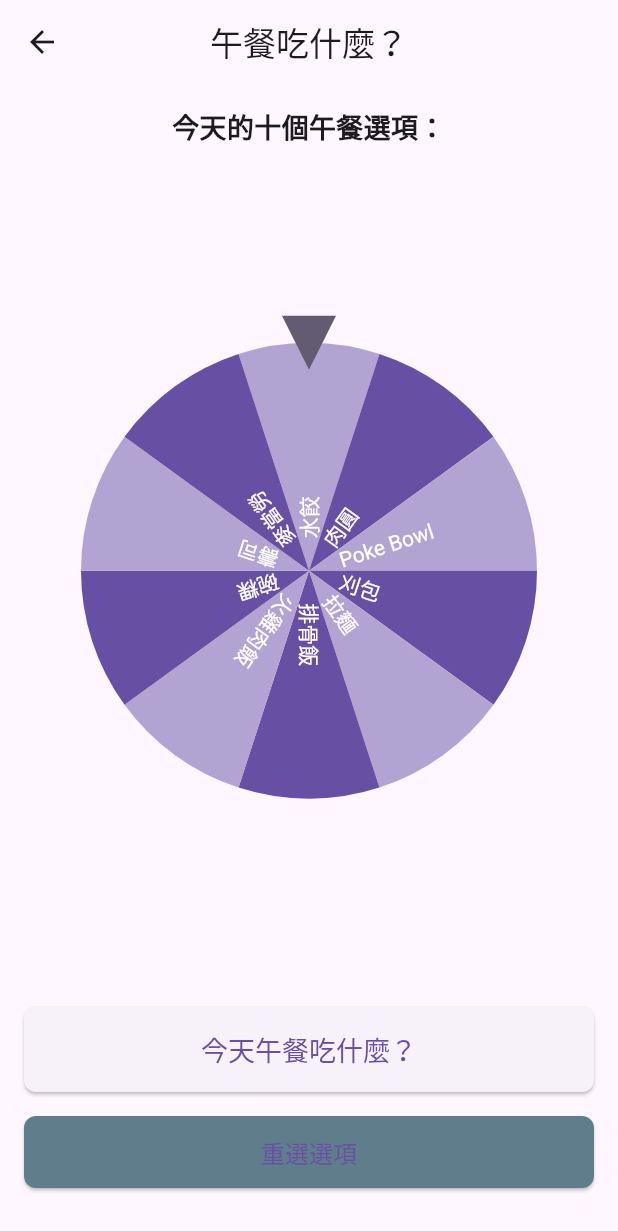
After one commit to d-chien/salary-calculator, a Flutter app: the screen it shows after launch, after a tap on "午餐吃什麼？", on a phone screen of 412 x 824 dp. The commit adds this screen. Shown: the top 1231 px of the screen. Run offline on Flutter 3.47's test engine with Material 3 defaults, Android fonts, the phone set to English and light mode, and no system bars; drawn by our look-alikes of flutter_fortune_wheel; our stand-ins replace community_charts_flutter.

Commit message:
add feature: lunch suggestion

```diff
--- a/salary_calculator/lib/home_page.dart
+++ b/salary_calculator/lib/home_page.dart
@@ -5,6 +5,7 @@ import 'package:flutter/material.dart';
 import 'single_mode_page.dart';
 import 'meeting_mode_page.dart';
 import 'articles_page.dart';
+import 'lunch_suggest_page.dart';
 
 
 class HomePage extends StatelessWidget {
@@ -109,6 +110,27 @@ class HomePage extends StatelessWidget {
                    ),
                   child: const Text('文章專區'), // 按鈕文字
                 ),
+                const SizedBox(height: 16), // 間距
+
+                // <-- 新增：午餐建議按鈕 -->
+                 ElevatedButton(
+                   onPressed: () {
+                    Navigator.push(
+                      context,
+                      MaterialPageRoute(builder: (context) => const LunchSuggestPage()), // 導航到午餐建議頁面
+                    );
+                  },
+                   style: ElevatedButton.styleFrom( // 按鈕樣式 (不同顏色)
+                     padding: const EdgeInsets.symmetric(vertical: 15.0),
+                     textStyle: const TextStyle(fontSize: 18),
+                     shape: RoundedRectangleBorder(
+                       borderRadius: BorderRadius.circular(8.0),
+                     ),
+                      backgroundColor: Colors.orange, // 橘色按鈕
+                   ),
+                  child: const Text('午餐吃什麼？'), // 按鈕文字
+                ),
+                // <-- 新增按鈕結束 -->
               ],
            ),
         ),
--- /dev/null
+++ b/salary_calculator/lib/lunch_suggest_page.dart
@@ -0,0 +1,218 @@
+// lib/lunch_suggest_page.dart
+
+import 'package:flutter/material.dart';
+import 'dart:math'; // 用於 Random
+import 'package:flutter_fortune_wheel/flutter_fortune_wheel.dart'; // <-- 導入輪盤套件
+import 'dart:async'; // <-- 導入這個，因為需要使用 StreamController
+
+
+class LunchSuggestPage extends StatefulWidget {
+  const LunchSuggestPage({super.key});
+
+  @override
+  State<LunchSuggestPage> createState() => _LunchSuggestPageState();
+}
+
+class _LunchSuggestPageState extends State<LunchSuggestPage> {
+  // --- 狀態與變數 ---
+
+  // 完整的午餐選項列表
+  final List<String> _allLunchOptions = const [
+    '牛肉麵', '滷肉飯', '排骨飯', '雞腿飯', '水餃', '鍋貼', '拉麵', '咖哩飯', '義大利麵',
+    '自助餐', '便當', '炒飯', '炒麵', '陽春麵', '餛飩麵', '榨菜肉絲麵', '鴨肉飯', '火雞肉飯',
+    '魚丸湯', '貢丸湯', '酸辣湯餃', '麻醬麵', '涼麵', '壽司', '生魚片', '章魚燒', '鹽酥雞',
+    '臭豆腐', '蚵仔煎', '大腸麵線', '肉圓', '碗粿', '潤餅', '刈包', '胡椒餅', '蔥抓餅',
+    '鹹酥雞便當', '滷味', '東山鴨頭', '雞排', '珍奶',
+    'subway', '麥當勞', '肯德基', 'Poke Bowl', '漢堡', '墨西哥捲餅',
+  ];
+
+  // 目前顯示在輪盤上的 10 個隨機選項
+  List<String> _currentOptions = [];
+
+  // 輪盤最終選擇出來的選項
+  String? _chosenOption;
+
+  // 隨機數生成器
+  final Random _random = Random();
+
+  // 用於控制輪盤選擇的 StreamController
+  // 當有新的 int 值被 add 到這個 Controller 時，Stream 監聽者 (FortuneWheel) 會收到通知
+  // 需要使用 StreamController 而不是 ValueNotifier 來作為 FortuneWheel 的 selected Stream 來源
+  late StreamController<int> _selectedOptionIndexController; // <-- 宣告 StreamController
+
+  // --- 初始化與清理 ---
+  @override
+  void initState() {
+    super.initState();
+    // 初始化 StreamController
+    _selectedOptionIndexController = StreamController<int>(); // <-- 在 initState 中初始化
+
+    // 生成最初的 10 個隨機選項
+    _generateRandomOptions();
+  }
+
+  @override
+  void dispose() {
+    // 關閉並清理 StreamController，避免記憶體洩漏
+    _selectedOptionIndexController.close(); // <-- 在 dispose 中關閉 StreamController
+    super.dispose();
+  }
+
+  // --- 邏輯函數 ---
+
+  // 從完整的午餐選項列表中隨機選取 10 個不重複的選項
+  void _generateRandomOptions() {
+    if (_allLunchOptions.length < 10) {
+      _currentOptions = List.from(_allLunchOptions);
+      if (mounted) {
+         setState(() {
+           _chosenOption = null;
+         });
+      }
+      return;
+    }
+
+    Set<String> selectedSet = {};
+    while (selectedSet.length < 10) {
+      final randomIndex = _random.nextInt(_allLunchOptions.length);
+      selectedSet.add(_allLunchOptions[randomIndex]);
+    }
+
+    if (mounted) {
+       setState(() {
+         _currentOptions = selectedSet.toList();
+         _chosenOption = null; // 重置選擇的選項
+         // 不需要在這裡設定 Controller 的值，只有點擊啟動時才需要發出值
+       });
+    }
+  }
+
+  // 啟動輪盤動畫，並從當前的 10 個選項中隨機選擇一個
+  void _spinWheel() async {
+    if (_currentOptions.isEmpty) {
+      return;
+    }
+
+    // 從目前的 10 個選項中，隨機選取一個目標索引 (0 到 9)
+    final int targetIndex = _random.nextInt(_currentOptions.length);
+
+    // 將目標索引 add 到 StreamController 中，這會觸發 FortuneWheel 接收到新值並開始動畫
+    _selectedOptionIndexController.add(targetIndex); // <-- 使用 add() 方法發出值
+
+    // 等待一段時間，模擬輪盤動畫完成
+    // FortuneWheel 的動畫時間通常不是固定的，它取決於需要轉動多少圈到達目標索引。
+    // 一個簡單的方式是等待一個固定的延遲，讓使用者感覺動畫已結束再顯示結果。
+    // 更精確的方式是使用 FortuneWheel 的 onAnimationEnd 回調（如果它提供最終索引）。
+    // 暫時使用延遲 3 秒
+    await Future.delayed(const Duration(seconds: 2));
+
+    // 延遲結束後，更新選擇的選項
+    if (mounted) {
+       setState(() {
+         // 假設輪盤成功停止在 targetIndex 上
+         _chosenOption = _currentOptions[targetIndex];
+       });
+    }
+  }
+
+  // 重置頁面
+  void _reset() {
+    _generateRandomOptions(); // 重新生成新的 10 個選項 (這也會將 _chosenOption 設為 null)
+    // 不需要在這裡重置 StreamController，下一次 add 值時它會正常工作
+  }
+
+  // --- 構建 UI ---
+  @override
+  Widget build(BuildContext context) {
+    return Scaffold(
+      appBar: AppBar(
+        title: const Text('午餐吃什麼？'),
+        centerTitle: true,
+      ),
+      body: Padding(
+        padding: const EdgeInsets.all(16.0),
+        child: Center(
+          child: Column(
+            mainAxisAlignment: MainAxisAlignment.center,
+            crossAxisAlignment: CrossAxisAlignment.stretch,
+            children: <Widget>[
+              const Text(
+                '今天的十個午餐選項：',
+                textAlign: TextAlign.center,
+                style: TextStyle(fontSize: 18, fontWeight: FontWeight.bold),
+              ),
+              const SizedBox(height: 16),
+
+              // --- 輪盤 Widget ---
+              Expanded(
+                flex: 3,
+                child: FortuneWheel(
+                   // 將 StreamController 的 stream 傳給 selected 屬性
+                   selected: _selectedOptionIndexController.stream, // <-- 現在是正確的 Stream
+
+                   items: _currentOptions.map((option) => FortuneItem(
+                     child: Text(option),
+                     // 可選：設定選項樣式
+                   )).toList(),
+                   animateFirst: false,
+
+                   // 其他輪盤配置
+                   // onAnimationEnd 回調可以更精確地知道動畫結束，但獲取最終索引可能需要其他方式
+                   // onAnimationEnd: () {
+                   //   // 如果你找到方法在這裡獲取最終索引，可以解除註解並在這裡更新 _chosenOption
+                   //   // debugPrint('動畫結束！');
+                   // },
+                ),
+              ),
+              const SizedBox(height: 24),
+
+              // --- 啟動按鈕 ---
+              ElevatedButton(
+                onPressed: _spinWheel, // 點擊時呼叫 _spinWheel
+                style: ElevatedButton.styleFrom(
+                  padding: const EdgeInsets.symmetric(vertical: 15.0),
+                  textStyle: const TextStyle(fontSize: 18),
+                  shape: RoundedRectangleBorder(
+                    borderRadius: BorderRadius.circular(8.0),
+                  ),
+                ),
+                child: const Text('今天午餐吃什麼？'),
+              ),
+              const SizedBox(height: 16),
+
+              // --- 顯示選擇的選項 ---
+              if (_chosenOption != null) ...[
+                const Text(
+                  '幸運午餐是：',
+                  textAlign: TextAlign.center,
+                  style: TextStyle(fontSize: 18),
+                ),
+                Text(
+                  _chosenOption!, // 顯示選擇的選項
+                  textAlign: TextAlign.center,
+                  style: const TextStyle(fontSize: 28, fontWeight: FontWeight.bold, color: Colors.orange),
+                ),
+                 const SizedBox(height: 24),
+              ],
+
+              // --- 重置按鈕 ---
+              ElevatedButton(
+                onPressed: _reset, // 點擊時呼叫 _reset
+                style: ElevatedButton.styleFrom(
+                  padding: const EdgeInsets.symmetric(vertical: 12.0),
+                  textStyle: const TextStyle(fontSize: 16),
+                  shape: RoundedRectangleBorder(
+                    borderRadius: BorderRadius.circular(8.0),
+                  ),
+                  backgroundColor: Colors.blueGrey,
+                ),
+                child: const Text('重選選項'),
+              ),
+              const SizedBox(height: 16),
+            ],
+          ),
+        ),
+      ),
+    );
+  }
+}
--- a/salary_calculator/lib/single_mode_page.dart
+++ b/salary_calculator/lib/single_mode_page.dart
@@ -6,6 +6,7 @@ import 'dart:math'; // 用於 min/max
 import 'package:intl/intl.dart'; // 用於時間格式化
 
 import 'utils.dart'; // <-- 導入工具函數
+import 'lunch_suggest_page.dart';
 
 
 class SingleModePage extends StatefulWidget {
@@ -537,7 +538,28 @@ class _SingleModePageState extends State<SingleModePage> {
                          color: Colors.green,
                        ),
                      ),
-                     const SizedBox(height: 24), // 間距
+                     const SizedBox(height: 24),
+
+                     // --- 新增按鈕：導航到午餐選項頁面 ---
+                     ElevatedButton(
+                       onPressed: () {
+                         // 使用 Navigator.push 導航到午餐建議頁面
+                         Navigator.push(
+                           context,
+                           MaterialPageRoute(builder: (context) => const LunchSuggestPage()), // 創建並導航到 LunchSuggestPage
+                         );
+                       },
+                       style: ElevatedButton.styleFrom(
+                         padding: const EdgeInsets.symmetric(vertical: 15.0),
+                         textStyle: const TextStyle(fontSize: 18),
+                         shape: RoundedRectangleBorder(
+                           borderRadius: BorderRadius.circular(8.0),
+                         ),
+                         backgroundColor: Colors.orange, // 使用午餐頁面相似的顏色 (可選)
+                       ),
+                       child: const Text('午餐吃什麼？'), // 按鈕文字
+                     ),
+                      const SizedBox(height: 16), // 間距
 
                      // --- 回到設定頁按鈕 ---
                      ElevatedButton(
--- a/salary_calculator/pubspec.yaml
+++ b/salary_calculator/pubspec.yaml
@@ -38,6 +38,7 @@ dependencies:
   intl: ^0.19.0 # 添加這一行
   community_charts_flutter: ^1.0.2
   animated_text_kit: ^4.2.1 # 或最新版本
+  flutter_fortune_wheel: ^1.3.2
 
 dev_dependencies:
   flutter_test:
```
